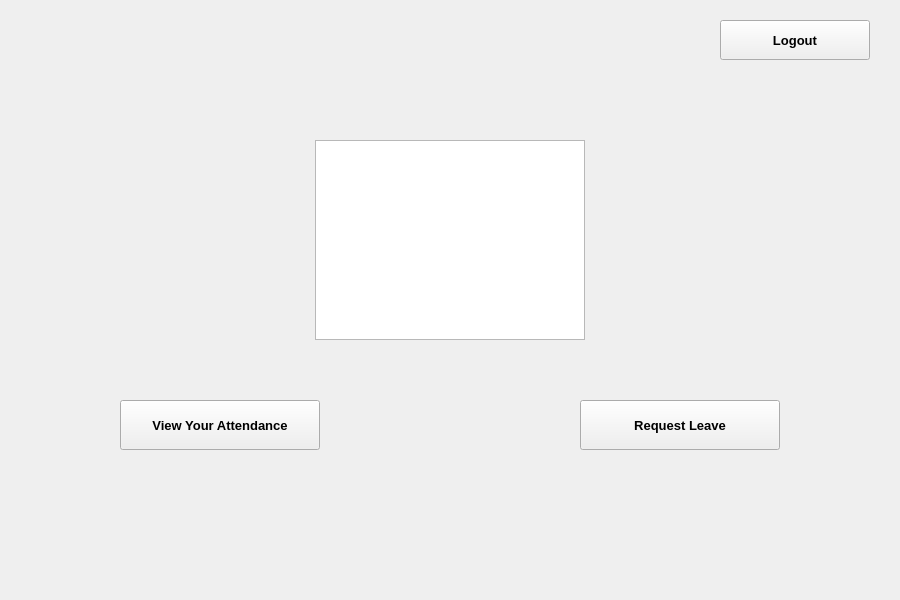
The window that Maintendance/generalemployeelogin.ui (markhan101/Maintendance) describes before a commit, drawn with Qt 5.
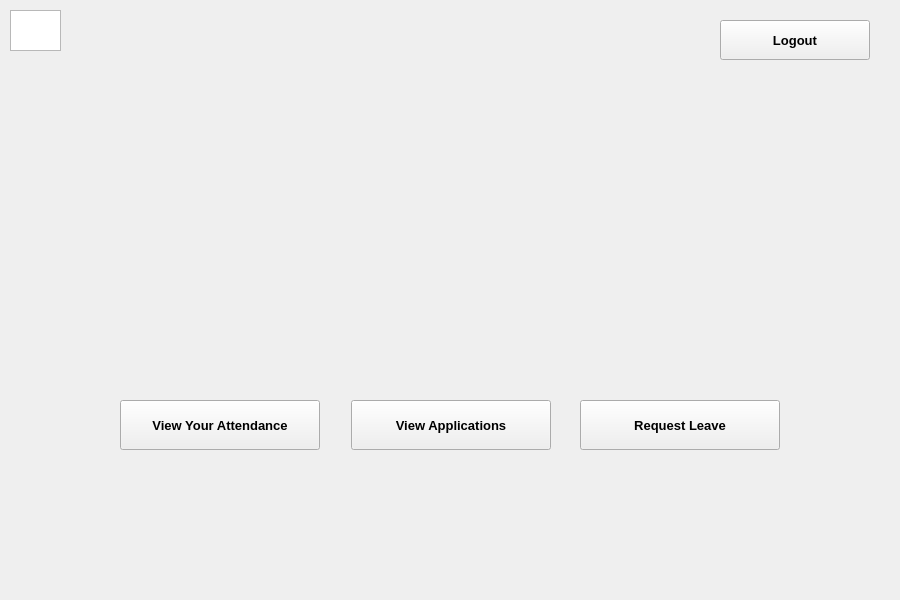
The same window after the commit. Icons and pictures are not drawn.

```diff
--- a/Maintendance/generalemployeelogin.ui
+++ b/Maintendance/generalemployeelogin.ui
@@ -16,10 +16,10 @@
   <widget class="QGraphicsView" name="genEmpPic">
    <property name="geometry">
     <rect>
-     <x>315</x>
-     <y>140</y>
-     <width>270</width>
-     <height>200</height>
+     <x>10</x>
+     <y>10</y>
+     <width>51</width>
+     <height>41</height>
     </rect>
    </property>
    <property name="whatsThis">
@@ -83,6 +83,25 @@
     <string>Logout</string>
    </property>
   </widget>
+  <widget class="QPushButton" name="viewApplicationButton">
+   <property name="geometry">
+    <rect>
+     <x>351</x>
+     <y>400</y>
+     <width>200</width>
+     <height>50</height>
+    </rect>
+   </property>
+   <property name="font">
+    <font>
+     <pointsize>10</pointsize>
+     <bold>true</bold>
+    </font>
+   </property>
+   <property name="text">
+    <string>View Applications</string>
+   </property>
+  </widget>
  </widget>
  <resources/>
  <connections/>
```
